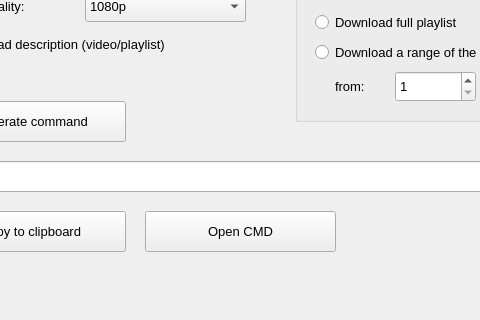
The window that main_window.ui (osamamuhammad3623/yt-dlp-UI) describes before a commit, drawn with Qt 5; both pictures show x 95 to 575 and y 309 to 629 of the 800 by 629 pixel window.
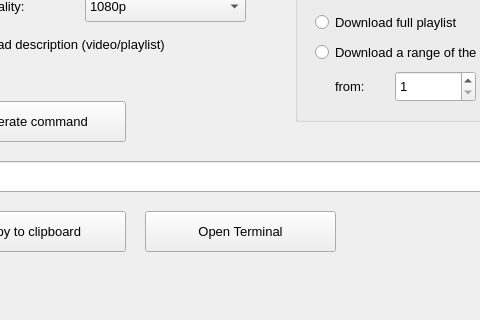
The same window after the commit.

Commit message: open terminal independently of OS

Diff of the .ui file:
```diff
--- a/main_window.ui
+++ b/main_window.ui
@@ -438,7 +438,7 @@
      </font>
     </property>
     <property name="text">
-     <string>Open CMD</string>
+     <string>Open Terminal</string>
     </property>
    </widget>
    <widget class="QLabel" name="label_8">
```
The commit also changes 3 other files.
